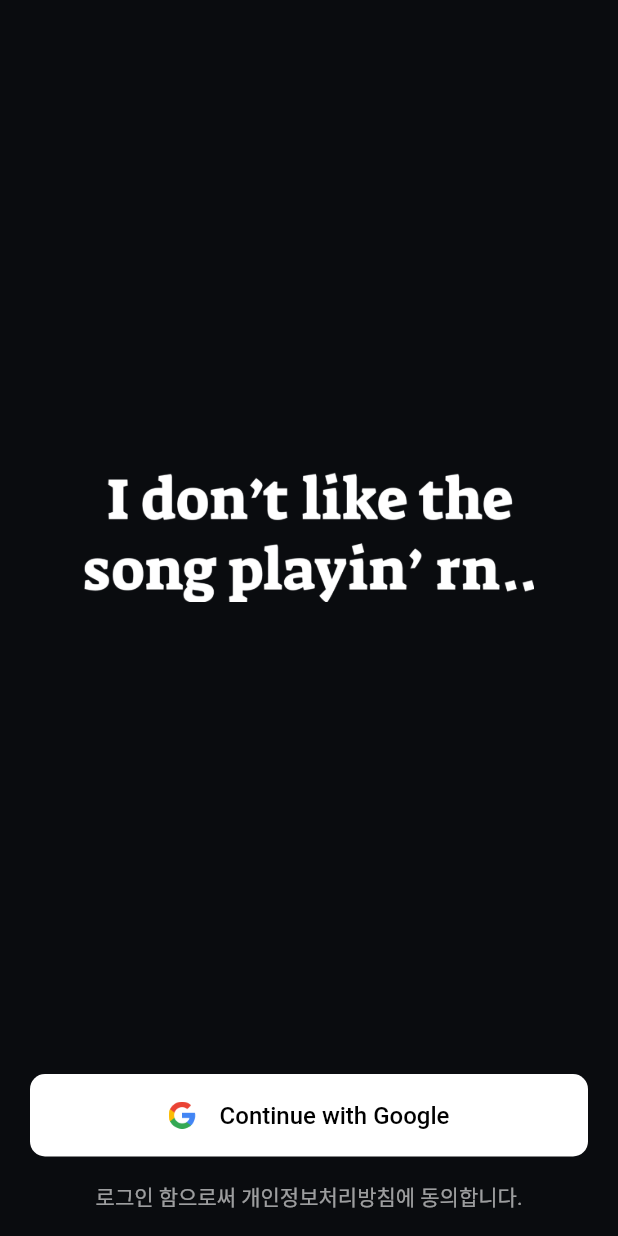
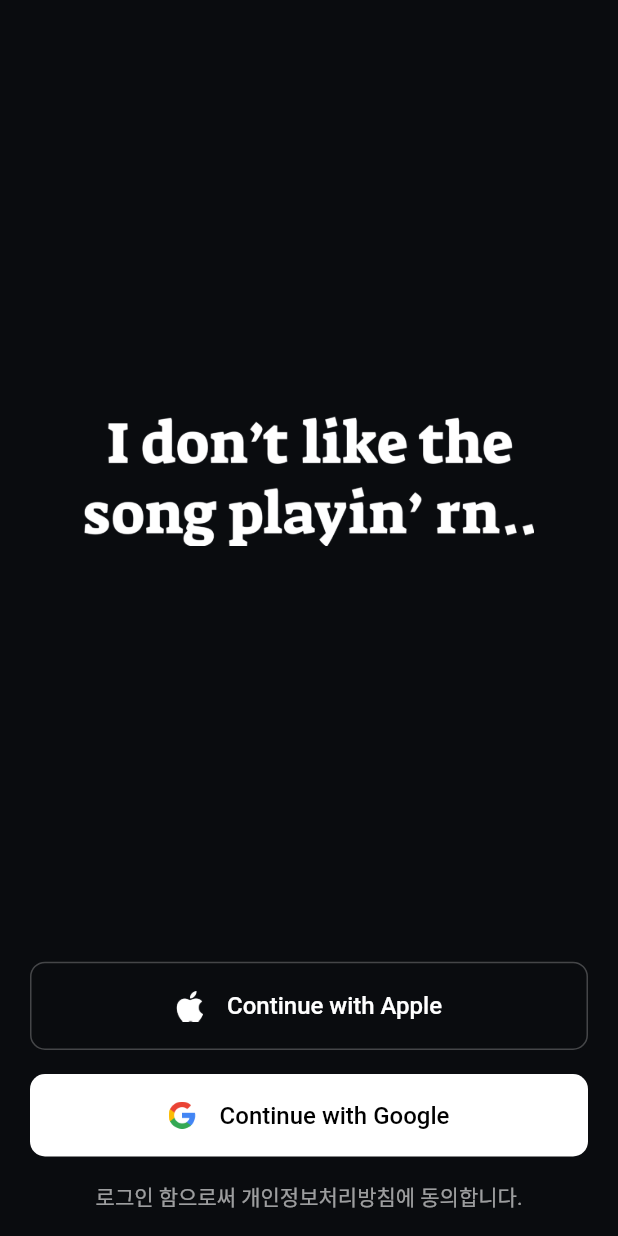
Before and after one commit to JangInHwa/Idontlikethesongplayinrn, a Flutter app: the LogInPage screen opened directly, on a phone screen of 412 x 824 dp. Run offline on Flutter 3.47's test engine with Material 2 defaults, Android fonts, the phone set to English and light mode, and no system bars; our stand-ins replace dio, flutter_bounceable, get, phosphor_flutter, supabase_flutter; missing offline and left inert: spotify_sdk; accounts and stored records are empty; Roboto replaces fonts that are missing (Pretendard).

Commit message:
feat : login with apple

```diff
--- a/lib/app/pages/login/page.dart
+++ b/lib/app/pages/login/page.dart
@@ -1,6 +1,7 @@
 import 'package:flutter/material.dart';
 import 'package:get/get.dart';
 import 'package:i_dont_like_the_song_playin_rn/app/pages/login/controller.dart';
+import 'package:i_dont_like_the_song_playin_rn/app/pages/login/widgets/login_with_apple_button.dart';
 import 'package:i_dont_like_the_song_playin_rn/app/pages/login/widgets/login_with_google_button.dart';
 
 class LogInPage extends GetView<LoginPageController> {
@@ -20,13 +21,15 @@ class LogInPage extends GetView<LoginPageController> {
                   child: Image.asset('asset/image/idltsprn.png', width: 300),
                 ),
               ),
-              LogInWithGoogleButton(),
-              SizedBox(height: 16),
-              Text(
+              const LogInWithAppleButton(),
+              const SizedBox(height: 16),
+              const LogInWithGoogleButton(),
+              const SizedBox(height: 16),
+              const Text(
                 '로그인 함으로써 개인정보처리방침에 동의합니다.',
                 style: TextStyle(color: Colors.white60),
               ),
-              SizedBox(height: 16),
+              const SizedBox(height: 16),
             ],
           ),
         ),
--- /dev/null
+++ b/lib/app/pages/login/widgets/login_with_apple_button.dart
@@ -0,0 +1,70 @@
+import 'dart:developer';
+import 'package:flutter/material.dart';
+import 'package:supabase_flutter/supabase_flutter.dart';
+
+class LogInWithAppleButton extends StatefulWidget {
+  const LogInWithAppleButton({super.key});
+
+  @override
+  State<LogInWithAppleButton> createState() => _LogInWithAppleButtonState();
+}
+
+class _LogInWithAppleButtonState extends State<LogInWithAppleButton> {
+  bool tapped = false;
+
+  Future loginWithApple() async {
+    try {
+      await Supabase.instance.client.auth.signInWithOAuth(
+        Provider.apple,
+        authScreenLaunchMode: LaunchMode.inAppWebView,
+        redirectTo: 'com.uglyonlytoday.idontlikethesongplayinrn://login-callback/',
+      );
+    } on AuthException catch (e) {
+      log(e.toString());
+    }
+  }
+
+  void onTapDown(_) {
+    tapped = true;
+    setState(() {});
+  }
+
+  void onTapUp(_) {
+    tapped = false;
+    setState(() {});
+  }
+
+  void onTapCancel() {
+    tapped = false;
+    setState(() {});
+  }
+
+  @override
+  Widget build(BuildContext context) {
+    return GestureDetector(
+      onTap: loginWithApple,
+      onTapDown: onTapDown,
+      onTapUp: onTapUp,
+      onTapCancel: onTapCancel,
+      child: Container(
+        decoration: BoxDecoration(
+          color: tapped ? Colors.white10 : Colors.transparent,
+          borderRadius: BorderRadius.circular(10),
+          border: Border.all(color: Colors.white24),
+        ),
+        padding: EdgeInsets.symmetric(vertical: 18),
+        child: Row(
+          mainAxisAlignment: MainAxisAlignment.center,
+          children: [
+            Image.asset('asset/image/apple-logo.png', width: 18),
+            SizedBox(width: 16),
+            Text(
+              'Continue with Apple',
+              style: TextStyle(fontSize: 16, fontWeight: FontWeight.w500, color: Colors.white),
+            ),
+          ],
+        ),
+      ),
+    );
+  }
+}
```
